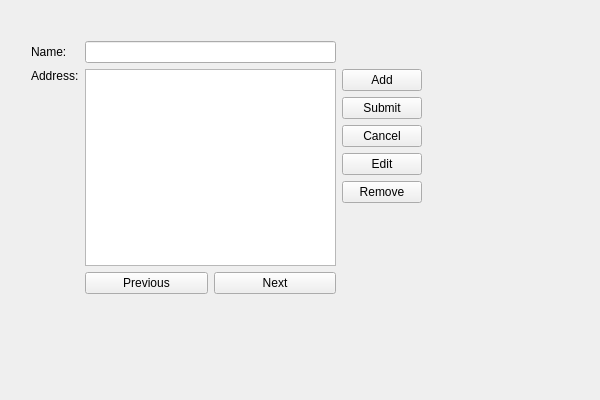
First picture: the form in doc/examples/addressbook-sdk/part5/addressbook.ui, repository qt-creator/qt-creator, before the edit.
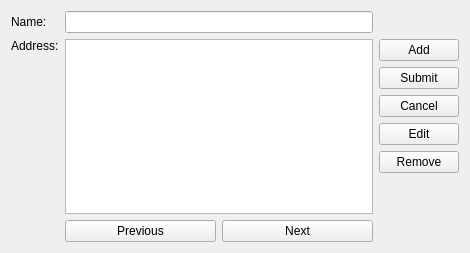
Second picture: the form after the edit.

Commit message:
Doc - Starting on Part 5

(cherry-picked from e5fcbba7fcf79dcc85f6221f8c3843554f07a496)

Diff of the .ui file:
```diff
--- a/doc/examples/addressbook-sdk/part5/addressbook.ui
+++ b/doc/examples/addressbook-sdk/part5/addressbook.ui
@@ -6,22 +6,15 @@
    <rect>
     <x>0</x>
     <y>0</y>
-    <width>600</width>
-    <height>400</height>
+    <width>470</width>
+    <height>253</height>
    </rect>
   </property>
   <property name="windowTitle">
    <string>AddressBook</string>
   </property>
-  <widget class="QWidget" name="layoutWidget">
-   <property name="geometry">
-    <rect>
-     <x>20</x>
-     <y>30</y>
-     <width>413</width>
-     <height>275</height>
-    </rect>
-   </property>
+  <layout class="QHBoxLayout" name="horizontalLayout_2">
+   <item>
    <layout class="QGridLayout" name="gridLayout">
     <item row="0" column="0">
      <widget class="QLabel" name="nameLabel">
@@ -117,7 +110,8 @@
      </layout>
     </item>
    </layout>
-  </widget>
+   </item>
+  </layout>
  </widget>
  <layoutdefault spacing="6" margin="11"/>
  <resources/>
```
Lines whose indentation alone changed are shown as unchanged. The commit also changes 1 other file.
